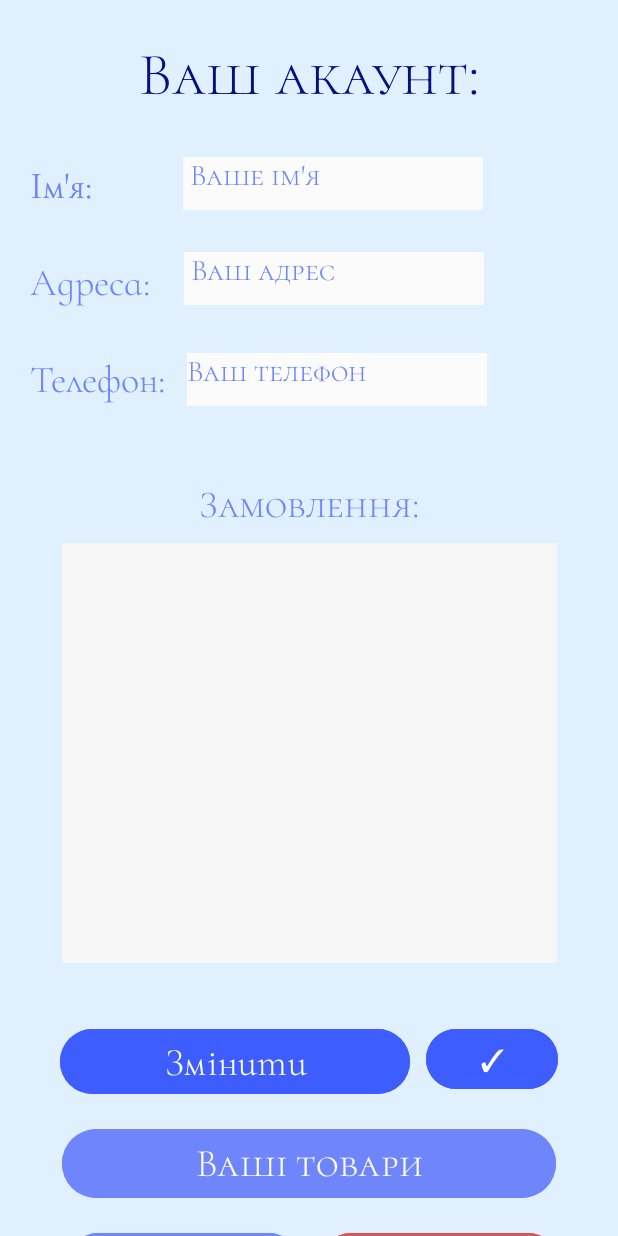
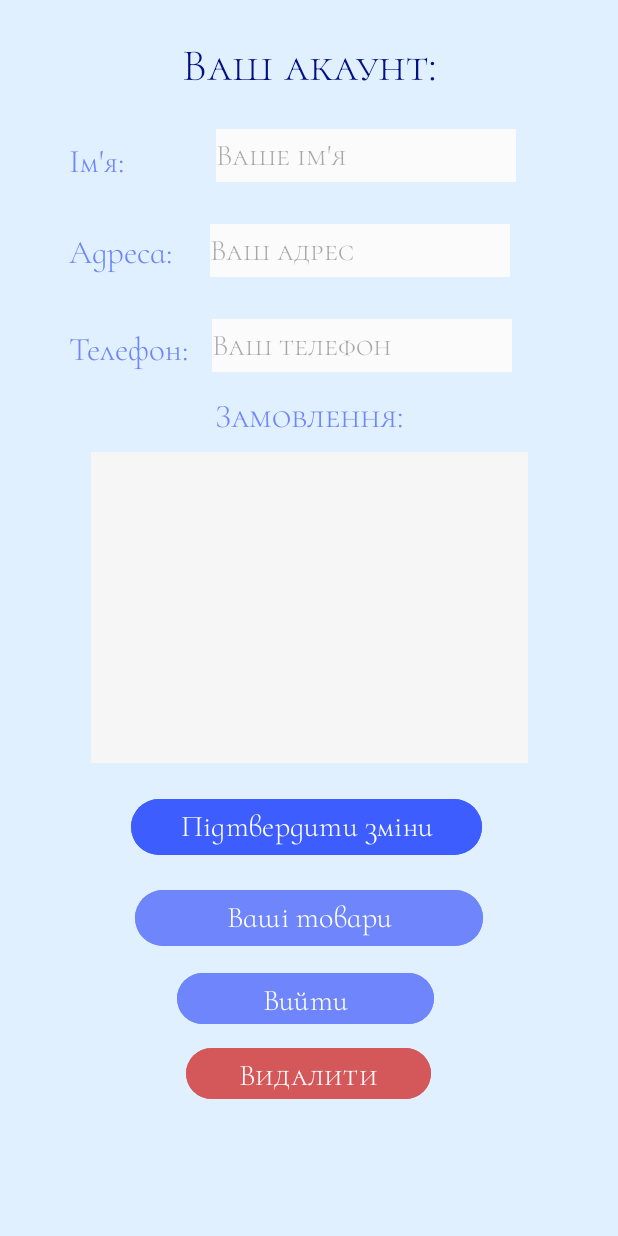
Before and after one commit to BlautaVi/FlowersShop, an Android app: the Customers_acc screen opened directly, with no data from a screen before it, on a phone screen of 412 x 824 dp. Run offline under Robolectric (Android 15) with nearby library versions, the phone set to English and light mode, and no system bars; our stand-ins replace Firebase (no records; nobody signed in at launch, a user with empty details on screens opened directly).

```diff
--- a/app/src/main/res/layout/activity_customers_acc.xml
+++ b/app/src/main/res/layout/activity_customers_acc.xml
@@ -18,42 +18,61 @@
         android:fontFamily="@font/cormorant_sc_light"
         android:text="Ваш акаунт:"
         android:textColor="#001180"
-        android:textSize="40sp"
+        android:textSize="30sp"
         app:layout_constraintEnd_toEndOf="parent"
         app:layout_constraintStart_toStartOf="parent"
         app:layout_constraintTop_toTopOf="parent" />
 
     <TextView
-        android:id="@+id/name_lab"
+        android:id="@+id/order_l"
         android:layout_width="wrap_content"
         android:layout_height="wrap_content"
-        android:layout_marginStart="20dp"
-        android:layout_marginTop="33dp"
-        android:layout_marginEnd="60dp"
-        android:fontFamily="@font/cormorant_infant_light"
-        android:text="Ім'я:"
+        android:layout_marginStart="100dp"
+        android:layout_marginTop="16dp"
+        android:layout_marginEnd="100dp"
+        android:fontFamily="@font/cormorant_sc_light"
+        android:text="Замовлення:"
         android:textColor="#6E85FB"
-        android:textSize="25sp"
+        android:textSize="22sp"
+        app:layout_constraintEnd_toEndOf="parent"
+        app:layout_constraintStart_toStartOf="parent"
+        app:layout_constraintTop_toBottomOf="@+id/phone_lab" />
+
+    <EditText
+        android:id="@+id/phone_lab"
+        android:layout_width="200dp"
+        android:layout_height="35dp"
+        android:layout_marginStart="16dp"
+        android:layout_marginTop="28dp"
+        android:layout_marginEnd="89dp"
+        android:background="#FBFBFB"
+        android:fontFamily="@font/cormorant_sc_light"
+        android:hint="Ваш телефон"
+        android:inputType="phone"
+        android:textAlignment="viewStart"
+        android:textColor="#6E85FB"
+        android:textSize="20sp"
+        app:layout_constraintCircleRadius="10dp"
         app:layout_constraintEnd_toEndOf="parent"
         app:layout_constraintHorizontal_bias="0.0"
-        app:layout_constraintStart_toStartOf="parent"
-        app:layout_constraintTop_toBottomOf="@+id/lab1" />
+        app:layout_constraintStart_toEndOf="@+id/adress_lab2"
+        app:layout_constraintTop_toBottomOf="@+id/adress_field" />
 
     <TextView
         android:id="@+id/name_lab2"
         android:layout_width="wrap_content"
         android:layout_height="wrap_content"
         android:layout_marginStart="20dp"
-        android:layout_marginTop="33dp"
+        android:layout_marginTop="94dp"
         android:layout_marginEnd="60dp"
         android:fontFamily="@font/cormorant_infant_light"
         android:text="Ім'я:"
         android:textColor="#6E85FB"
-        android:textSize="25sp"
+        android:textSize="22sp"
         app:layout_constraintEnd_toEndOf="parent"
-        app:layout_constraintHorizontal_bias="0.0"
+        app:layout_constraintHorizontal_bias="0.088"
         app:layout_constraintStart_toStartOf="parent"
-        app:layout_constraintTop_toBottomOf="@+id/lab1" />
+        app:layout_constraintTop_toTopOf="parent" />
 
     <TextView
         android:id="@+id/adress_lab"
@@ -65,101 +84,70 @@
         android:fontFamily="@font/cormorant_infant_light"
         android:text="Адреса:"
         android:textColor="#6E85FB"
-        android:textSize="25sp"
+        android:textSize="22sp"
         app:layout_constraintEnd_toEndOf="parent"
-        app:layout_constraintHorizontal_bias="0.0"
+        app:layout_constraintHorizontal_bias="0.099"
         app:layout_constraintStart_toStartOf="parent"
-        app:layout_constraintTop_toBottomOf="@+id/name_lab" />
+        app:layout_constraintTop_toBottomOf="@+id/name_lab2" />
 
     <TextView
         android:id="@+id/adress_lab2"
         android:layout_width="wrap_content"
         android:layout_height="wrap_content"
         android:layout_marginStart="20dp"
-        android:layout_marginTop="33dp"
+        android:layout_marginTop="37dp"
         android:layout_marginEnd="60dp"
         android:fontFamily="@font/cormorant_infant_light"
         android:text="Телефон:"
         android:textColor="#6E85FB"
-        android:textSize="25sp"
+        android:textSize="22sp"
         app:layout_constraintEnd_toEndOf="parent"
-        app:layout_constraintHorizontal_bias="0.0"
+        app:layout_constraintHorizontal_bias="0.103"
         app:layout_constraintStart_toStartOf="parent"
         app:layout_constraintTop_toBottomOf="@+id/adress_lab" />
 
-    <TextView
-        android:id="@+id/order_l"
-        android:layout_width="wrap_content"
-        android:layout_height="wrap_content"
-        android:layout_marginStart="100dp"
-        android:layout_marginTop="50dp"
-        android:layout_marginEnd="100dp"
-        android:fontFamily="@font/cormorant_sc_light"
-        android:text="Замовлення:"
-        android:textColor="#6E85FB"
-        android:textSize="25sp"
-        app:layout_constraintEnd_toEndOf="parent"
-        app:layout_constraintStart_toStartOf="parent"
-        app:layout_constraintTop_toBottomOf="@+id/phone_lab" />
-
-    <TextView
+    <EditText
         android:id="@+id/name_field"
         android:layout_width="200dp"
         android:layout_height="35dp"
-        android:layout_marginStart="60dp"
-        android:layout_marginTop="30dp"
-        android:layout_marginEnd="89dp"
+        android:layout_marginTop="24dp"
+        android:layout_marginEnd="68dp"
         android:background="#FBFBFB"
         android:fontFamily="@font/cormorant_sc_light"
-        android:text=" Ваше ім'я"
+        android:hint="Ваше ім'я"
+        android:inputType="textPersonName"
         android:textAlignment="viewStart"
         android:textColor="#6E85FB"
         android:textSize="20sp"
         app:layout_constraintCircleRadius="10dp"
         app:layout_constraintEnd_toEndOf="parent"
-        app:layout_constraintStart_toEndOf="@+id/name_lab"
         app:layout_constraintTop_toBottomOf="@+id/lab1" />
 
-    <TextView
+    <EditText
         android:id="@+id/adress_field"
         android:layout_width="200dp"
         android:layout_height="35dp"
-        android:layout_marginStart="22dp"
+        android:layout_marginStart="24dp"
         android:layout_marginTop="28dp"
-        android:layout_marginEnd="89dp"
+        android:layout_marginEnd="71dp"
+        android:layout_marginBottom="28dp"
         android:background="#FBFBFB"
         android:fontFamily="@font/cormorant_sc_light"
-        android:text=" Ваш адрес"
+        android:hint="Ваш адрес"
+        android:inputType="textPostalAddress"
         android:textAlignment="viewStart"
         android:textColor="#6E85FB"
         android:textSize="20sp"
+        app:layout_constraintBottom_toTopOf="@+id/phone_lab"
         app:layout_constraintCircleRadius="10dp"
         app:layout_constraintEnd_toEndOf="parent"
         app:layout_constraintStart_toEndOf="@+id/adress_lab"
         app:layout_constraintTop_toBottomOf="@+id/name_field" />
 
-    <TextView
-        android:id="@+id/phone_lab"
-        android:layout_width="200dp"
-        android:layout_height="35dp"
-        android:layout_marginStart="16dp"
-        android:layout_marginTop="32dp"
-        android:layout_marginEnd="89dp"
-        android:background="#FBFBFB"
-        android:fontFamily="@font/cormorant_sc_light"
-        android:text="Ваш телефон"
-        android:textAlignment="viewStart"
-        android:textColor="#6E85FB"
-        android:textSize="20sp"
-        app:layout_constraintCircleRadius="10dp"
-        app:layout_constraintEnd_toEndOf="parent"
-        app:layout_constraintStart_toEndOf="@+id/adress_lab2"
-        app:layout_constraintTop_toBottomOf="@+id/adress_field" />
-
     <ScrollView
         android:id="@+id/scrollView2"
-        android:layout_width="330dp"
-        android:layout_height="280dp"
+        android:layout_width="291dp"
+        android:layout_height="207dp"
         android:layout_marginStart="10dp"
         android:layout_marginTop="10dp"
         android:layout_marginEnd="10dp"
@@ -177,70 +165,63 @@
 
     <Button
         android:id="@+id/change_b"
-        android:layout_width="233dp"
-        android:layout_height="51dp"
-        android:layout_marginStart="40dp"
-        android:layout_marginTop="40dp"
+        android:layout_width="234dp"
+        android:layout_height="45dp"
+        android:layout_marginStart="52dp"
+        android:layout_marginTop="20dp"
+        android:layout_marginEnd="55dp"
         android:backgroundTint="#3D5DFF"
         android:fontFamily="@font/cormorant_infant_light"
-        android:text="Змінити"
+        android:text="Підтвердити зміни"
         android:textColorLink="#A91E1E"
-        android:textSize="26sp"
+        android:textSize="20sp"
+        app:layout_constraintEnd_toEndOf="parent"
         app:layout_constraintStart_toStartOf="parent"
         app:layout_constraintTop_toBottomOf="@+id/scrollView2" />
 
     <Button
-        android:id="@+id/confChanges_b"
-        android:layout_width="wrap_content"
-        android:layout_height="wrap_content"
-        android:layout_marginTop="40dp"
-        android:layout_marginEnd="40dp"
-        android:backgroundTint="#3D5DFF"
-        android:text="✓"
-        android:textSize="20sp"
-        app:layout_constraintEnd_toEndOf="parent"
-        app:layout_constraintTop_toBottomOf="@+id/scrollView2" />
-
-    <Button
         android:id="@+id/CustomerItems_b"
-        android:layout_width="329dp"
-        android:layout_height="54dp"
+        android:layout_width="232dp"
+        android:layout_height="45dp"
         android:layout_marginStart="68dp"
         android:layout_marginTop="15dp"
         android:layout_marginEnd="68dp"
         android:backgroundTint="#6E85FB"
-        android:fontFamily="@font/cormorant_sc_light"
+        android:fontFamily="@font/cormorant_infant_light"
         android:text="Ваші товари"
-        android:textSize="26sp"
+        android:textSize="20sp"
         app:layout_constraintEnd_toEndOf="parent"
         app:layout_constraintStart_toStartOf="parent"
         app:layout_constraintTop_toBottomOf="@+id/change_b" />
 
     <Button
         android:id="@+id/exitAcc_b"
-        android:layout_width="155dp"
-        android:layout_height="50dp"
-        android:layout_marginStart="40dp"
-        android:layout_marginTop="15dp"
-        android:layout_marginEnd="10dp"
+        android:layout_width="171dp"
+        android:layout_height="42dp"
+        android:layout_marginStart="116dp"
+        android:layout_marginTop="10dp"
+        android:layout_marginEnd="121dp"
         android:backgroundTint="#6E85FB"
-        android:fontFamily="@font/cormorant_sc_light"
+        android:fontFamily="@font/cormorant_infant_light"
         android:text="Вийти"
-        android:textSize="24sp"
-        app:layout_constraintEnd_toStartOf="@+id/deleteAcc_b"
+        android:textSize="20sp"
+        app:layout_constraintEnd_toEndOf="parent"
         app:layout_constraintStart_toStartOf="parent"
         app:layout_constraintTop_toBottomOf="@+id/CustomerItems_b" />
 
     <Button
         android:id="@+id/deleteAcc_b"
-        android:layout_width="158dp"
-        android:layout_height="48dp"
-        android:layout_marginTop="15dp"
-        android:layout_marginEnd="40dp"
+        android:layout_width="163dp"
+        android:layout_height="42dp"
+        android:layout_marginStart="125dp"
+        android:layout_marginTop="8dp"
+        android:layout_marginEnd="128dp"
         android:backgroundTint="#D4585A"
         android:fontFamily="@font/cormorant_sc_light"
         android:text="Видалити"
         android:textSize="20sp"
         app:layout_constraintEnd_toEndOf="parent"
-        app:layout_constraintTop_toBottomOf="@+id/CustomerItems_b" />
+        app:layout_constraintHorizontal_bias="0.333"
+        app:layout_constraintStart_toStartOf="parent"
+        app:layout_constraintTop_toBottomOf="@+id/exitAcc_b" />
 </androidx.constraintlayout.widget.ConstraintLayout>
--- a/app/src/main/res/layout/activity_registration.xml
+++ b/app/src/main/res/layout/activity_registration.xml
@@ -169,7 +169,7 @@
         android:ems="10"
         android:fontFamily="@font/cormorant_infant_light"
         android:hint="Введіть телефон"
-        android:inputType="number"
+        android:inputType="phone"
         android:lineSpacingExtra="8sp"
         android:padding="10dp"
         android:textAlignment="gravity"
@@ -189,7 +189,7 @@
         android:layout_marginTop="20dp"
         android:layout_marginEnd="68dp"
         android:fontFamily="@font/cormorant_infant_light"
-        android:text="адрес:"
+        android:text="місто:"
         android:textColor="#6E85FB"
         android:textSize="26dp"
         app:layout_constraintEnd_toEndOf="parent"
```
Also changed, not shown: app/src/main/java/com/example/flowersshop/Customers_acc.kt (+142 -6 lines), app/src/main/java/com/example/flowersshop/MainActivity.kt (+5 -10 lines), app/src/main/res/layout/activity_for_guest.xml (+53 -15 lines).
